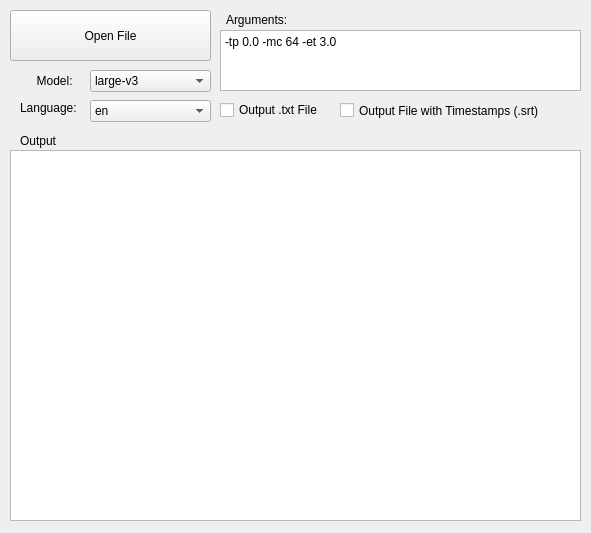
Above: mainwindow.ui from mehtabmahir/easy-whisper-ui before the change. Below: the same form after it.
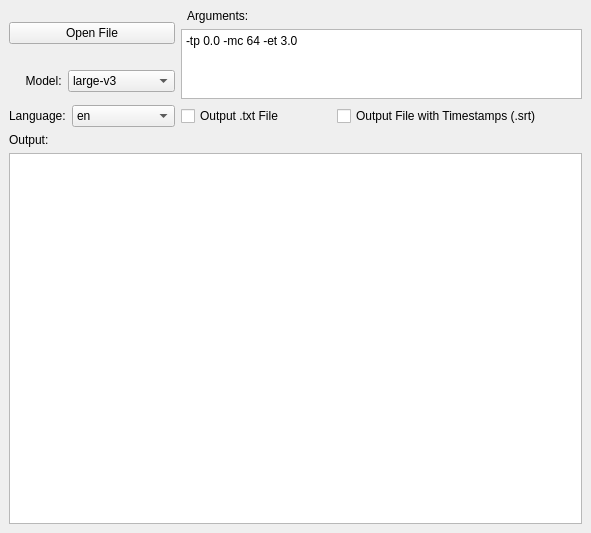
That is the form after the change.

Commit message: Implement Window Resizing

Patch:
```diff
--- a/mainwindow.ui
+++ b/mainwindow.ui
@@ -10,41 +10,76 @@
     <height>533</height>
    </rect>
   </property>
+  <property name="sizePolicy">
+   <sizepolicy hsizetype="Expanding" vsizetype="Expanding">
+    <horstretch>0</horstretch>
+    <verstretch>0</verstretch>
+   </sizepolicy>
+  </property>
   <property name="windowTitle">
    <string>MainWindow</string>
   </property>
   <widget class="QWidget" name="centralwidget">
+   <property name="sizePolicy">
+    <sizepolicy hsizetype="Preferred" vsizetype="Preferred">
+     <horstretch>0</horstretch>
+     <verstretch>0</verstretch>
+    </sizepolicy>
+   </property>
+   <layout class="QGridLayout" name="gridLayout">
+    <item row="0" column="0">
    <widget class="QPushButton" name="openFile">
-    <property name="geometry">
-     <rect>
-      <x>10</x>
-      <y>10</y>
-      <width>201</width>
-      <height>51</height>
-     </rect>
+      <property name="sizePolicy">
+       <sizepolicy hsizetype="Minimum" vsizetype="Fixed">
+        <horstretch>0</horstretch>
+        <verstretch>0</verstretch>
+       </sizepolicy>
     </property>
     <property name="text">
      <string>Open File</string>
     </property>
    </widget>
-   <widget class="QPlainTextEdit" name="console">
-    <property name="geometry">
-     <rect>
-      <x>10</x>
-      <y>150</y>
-      <width>571</width>
-      <height>371</height>
-     </rect>
-    </property>
-   </widget>
+    </item>
+    <item row="0" column="1" rowspan="2">
+     <layout class="QVBoxLayout" name="verticalLayout">
+      <item>
+       <widget class="QLabel" name="argumentsLabel">
+        <property name="text">
+         <string>  Arguments:</string>
+        </property>
+       </widget>
+      </item>
+      <item>
+       <widget class="QPlainTextEdit" name="arguments">
+        <property name="plainText">
+         <string>-tp 0.0 -mc 64 -et 3.0</string>
+        </property>
+       </widget>
+      </item>
+     </layout>
+    </item>
+    <item row="1" column="0">
+     <layout class="QHBoxLayout" name="horizontalLayout">
+      <item>
+       <widget class="QLabel" name="modeltext">
+        <property name="sizePolicy">
+         <sizepolicy hsizetype="Fixed" vsizetype="Fixed">
+          <horstretch>0</horstretch>
+          <verstretch>0</verstretch>
+         </sizepolicy>
+        </property>
+        <property name="text">
+         <string>     Model:</string>
+        </property>
+       </widget>
+      </item>
+      <item>
    <widget class="QComboBox" name="model">
-    <property name="geometry">
-     <rect>
-      <x>90</x>
-      <y>70</y>
-      <width>121</width>
-      <height>22</height>
-     </rect>
+        <property name="sizePolicy">
+         <sizepolicy hsizetype="Fixed" vsizetype="Fixed">
+          <horstretch>0</horstretch>
+          <verstretch>0</verstretch>
+         </sizepolicy>
     </property>
     <item>
      <property name="text">
@@ -97,66 +132,31 @@
      </property>
     </item>
    </widget>
-   <widget class="QLabel" name="modeltext">
-    <property name="geometry">
-     <rect>
-      <x>20</x>
-      <y>70</y>
-      <width>61</width>
-      <height>21</height>
-     </rect>
-    </property>
-    <property name="text">
-     <string>     Model:</string>
-    </property>
-   </widget>
-   <widget class="QLabel" name="outputLabel">
-    <property name="geometry">
-     <rect>
-      <x>20</x>
-      <y>130</y>
-      <width>37</width>
-      <height>21</height>
-     </rect>
-    </property>
-    <property name="text">
-     <string>Output:</string>
-    </property>
-   </widget>
-   <widget class="QCheckBox" name="txtCheckbox">
-    <property name="geometry">
-     <rect>
-      <x>220</x>
-      <y>100</y>
-      <width>101</width>
-      <height>20</height>
-     </rect>
-    </property>
-    <property name="text">
-     <string>Output .txt File</string>
-    </property>
-   </widget>
+      </item>
+     </layout>
+    </item>
+    <item row="2" column="0">
+     <layout class="QHBoxLayout" name="horizontalLayout_2">
+      <item>
    <widget class="QLabel" name="languageLabel">
-    <property name="geometry">
-     <rect>
-      <x>20</x>
-      <y>100</y>
-      <width>61</width>
-      <height>16</height>
-     </rect>
+        <property name="sizePolicy">
+         <sizepolicy hsizetype="Fixed" vsizetype="Fixed">
+          <horstretch>0</horstretch>
+          <verstretch>0</verstretch>
+         </sizepolicy>
     </property>
     <property name="text">
      <string>Language:</string>
     </property>
    </widget>
+      </item>
+      <item>
    <widget class="QComboBox" name="language">
-    <property name="geometry">
-     <rect>
-      <x>90</x>
-      <y>100</y>
-      <width>121</width>
-      <height>22</height>
-     </rect>
+        <property name="sizePolicy">
+         <sizepolicy hsizetype="Minimum" vsizetype="Fixed">
+          <horstretch>0</horstretch>
+          <verstretch>0</verstretch>
+         </sizepolicy>
     </property>
     <item>
      <property name="text">
@@ -214,45 +214,73 @@
      </property>
     </item>
    </widget>
-   <widget class="QLabel" name="argumentsLabel">
-    <property name="geometry">
-     <rect>
-      <x>220</x>
-      <y>10</y>
-      <width>71</width>
-      <height>20</height>
-     </rect>
+      </item>
+     </layout>
+    </item>
+    <item row="2" column="1">
+     <layout class="QHBoxLayout" name="horizontalLayout_3">
+      <item>
+       <widget class="QCheckBox" name="txtCheckbox">
+        <property name="sizePolicy">
+         <sizepolicy hsizetype="Minimum" vsizetype="Minimum">
+          <horstretch>0</horstretch>
+          <verstretch>0</verstretch>
+         </sizepolicy>
+        </property>
+        <property name="maximumSize">
+         <size>
+          <width>150</width>
+          <height>16777215</height>
+         </size>
     </property>
     <property name="text">
-     <string>  Arguments:</string>
-    </property>
-   </widget>
-   <widget class="QPlainTextEdit" name="arguments">
-    <property name="geometry">
-     <rect>
-      <x>220</x>
-      <y>30</y>
-      <width>361</width>
-      <height>61</height>
-     </rect>
-    </property>
-    <property name="plainText">
-     <string>-tp 0.0 -mc 64 -et 3.0</string>
-    </property>
-   </widget>
+         <string>Output .txt File</string>
+        </property>
+       </widget>
+      </item>
+      <item>
    <widget class="QCheckBox" name="srtCheckbox">
-    <property name="geometry">
-     <rect>
-      <x>340</x>
-      <y>100</y>
-      <width>231</width>
-      <height>21</height>
-     </rect>
+        <property name="sizePolicy">
+         <sizepolicy hsizetype="Minimum" vsizetype="Minimum">
+          <horstretch>0</horstretch>
+          <verstretch>0</verstretch>
+         </sizepolicy>
     </property>
     <property name="text">
      <string>Output File with Timestamps (.srt)</string>
     </property>
    </widget>
+      </item>
+     </layout>
+    </item>
+    <item row="3" column="0" colspan="2">
+     <layout class="QVBoxLayout" name="verticalLayout_2">
+      <item>
+       <widget class="QLabel" name="outputLabel">
+        <property name="sizePolicy">
+         <sizepolicy hsizetype="Fixed" vsizetype="Fixed">
+          <horstretch>0</horstretch>
+          <verstretch>0</verstretch>
+         </sizepolicy>
+        </property>
+        <property name="text">
+         <string>Output:</string>
+        </property>
+       </widget>
+      </item>
+      <item>
+       <widget class="QPlainTextEdit" name="console">
+        <property name="minimumSize">
+         <size>
+          <width>571</width>
+          <height>371</height>
+         </size>
+        </property>
+       </widget>
+      </item>
+     </layout>
+    </item>
+   </layout>
   </widget>
   <widget class="QMenuBar" name="menubar">
    <property name="geometry">
```
Lines whose indentation alone changed are shown as unchanged.
